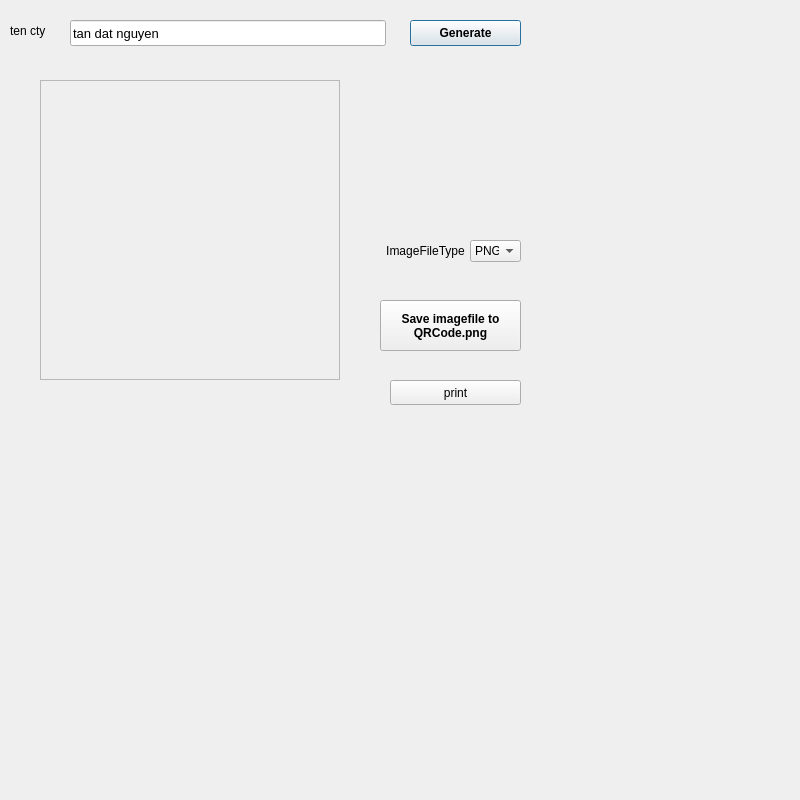
The window that mainwindow.ui (trandinhchuong/-QRCode_Generator) describes before a commit, drawn with Qt 5.
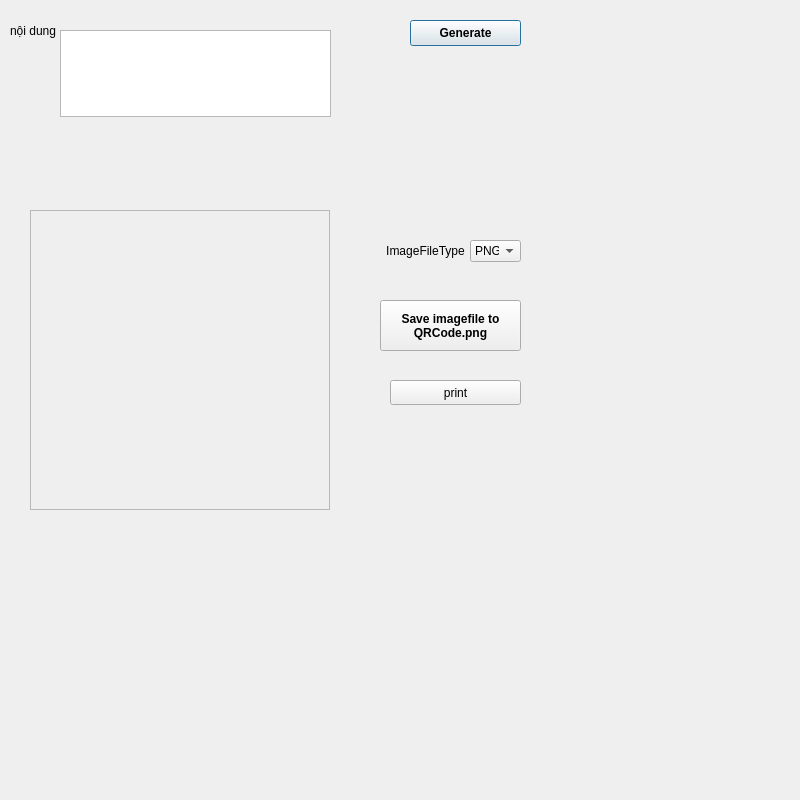
The same window after the commit.

What changed in the file:
```diff
--- a/mainwindow.ui
+++ b/mainwindow.ui
@@ -64,8 +64,8 @@
    <widget class="QLabel" name="qrcodepixmapLabel">
     <property name="geometry">
      <rect>
-      <x>40</x>
-      <y>80</y>
+      <x>30</x>
+      <y>210</y>
       <width>300</width>
       <height>300</height>
      </rect>
@@ -80,24 +80,6 @@
      <set>Qt::AlignCenter</set>
     </property>
    </widget>
-   <widget class="QLineEdit" name="lineEdit">
-    <property name="geometry">
-     <rect>
-      <x>70</x>
-      <y>20</y>
-      <width>316</width>
-      <height>26</height>
-     </rect>
-    </property>
-    <property name="font">
-     <font>
-      <pointsize>10</pointsize>
-     </font>
-    </property>
-    <property name="text">
-     <string>tan dat nguyen</string>
-    </property>
-   </widget>
    <widget class="QPushButton" name="generateButton">
     <property name="geometry">
      <rect>
@@ -207,7 +189,17 @@
      </rect>
     </property>
     <property name="text">
-     <string>ten cty</string>
+     <string>nội dung</string>
+    </property>
+   </widget>
+   <widget class="QTextEdit" name="textEdit">
+    <property name="geometry">
+     <rect>
+      <x>60</x>
+      <y>30</y>
+      <width>271</width>
+      <height>87</height>
+     </rect>
     </property>
    </widget>
   </widget>
```
